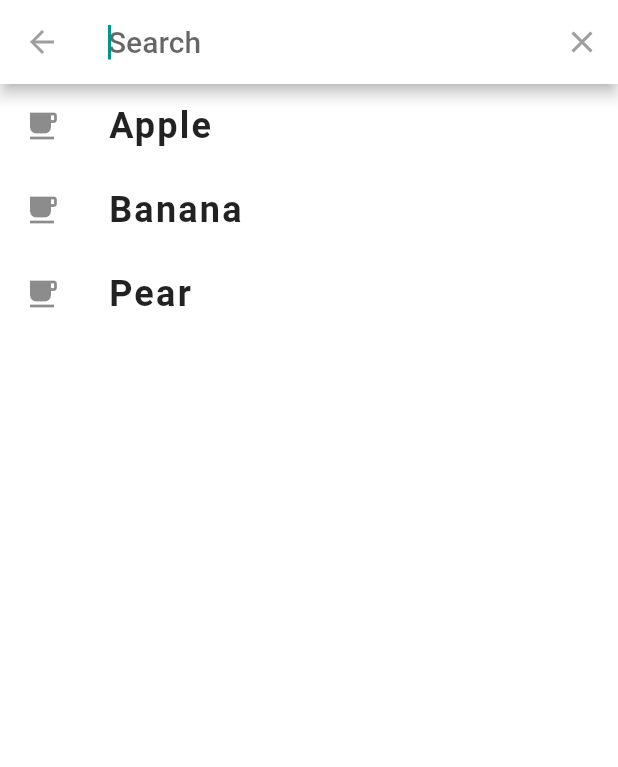
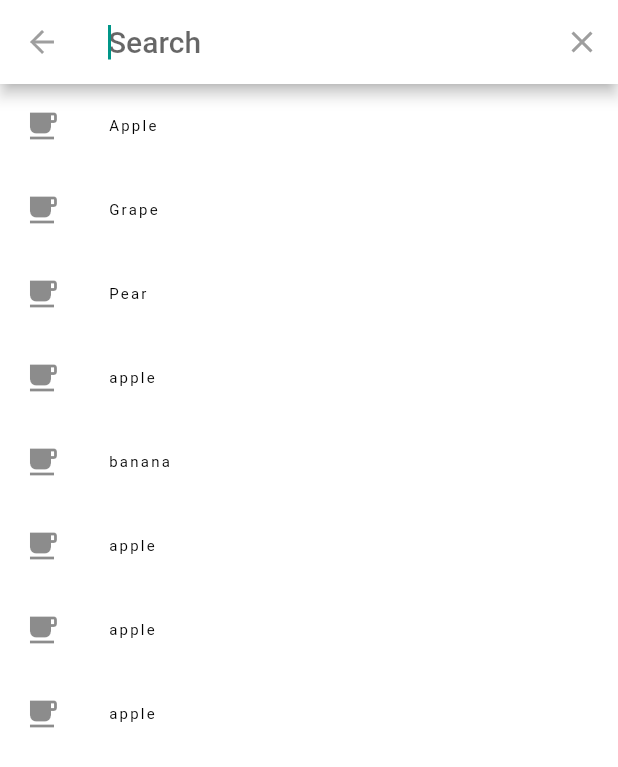
Before and after one commit to AsthaGarg16/CZ3002-FIT, a Flutter app: the HomePage screen opened directly, after a tap on the "search" icon, on a phone screen of 412 x 824 dp. Shown: the top 767 px of the screen. Run offline on Flutter 3.47's test engine with Material 2 defaults, Android fonts, the phone set to English and light mode, and no system bars; our stand-ins replace cloud_firestore, firebase_auth, firebase_core, flutter_speed_dial; accounts and stored records are empty; Roboto replaces fonts that are missing (mw).

Commit message:
search inventory

```diff
--- a/fit/lib/UI/FoodInventory.dart
+++ b/fit/lib/UI/FoodInventory.dart
@@ -2,10 +2,6 @@ import 'package:flutter/material.dart';
 import 'package:flutter_speed_dial/flutter_speed_dial.dart';
 import 'FoodCard.dart';
 
-
-class FoodInventory extends StatefulWidget {
-
-  FoodInventory({Key? key}) : super(key: key);
 
 List<Map<String, dynamic>> foodList = [
   {
@@ -66,6 +62,12 @@ class FoodInventory extends StatefulWidget {
   }
 ];
 
+class FoodInventory extends StatefulWidget {
+
+  FoodInventory({Key? key}) : super(key: key);
+
+
+
   @override
   _FoodInventoryState createState() => new _FoodInventoryState();
 }
@@ -104,10 +106,10 @@ class _FoodInventoryState extends State<FoodInventory> {
         ),
         body: TabBarView(
           children: List<Widget>.generate(numCompartments + 1, (int index) {
-            List<Map<String, dynamic>> filteredData = widget.foodList;
+            List<Map<String, dynamic>> filteredData = foodList;
 
             if (index > 0) {
-              filteredData = widget.foodList
+              filteredData = foodList
                   .where((item) => item["compartment"] == index)
                   .toList();
             }
@@ -216,7 +218,8 @@ class InventorySearch extends SearchDelegate<String>{
 
   @override
   Widget buildSuggestions(BuildContext context) {
-    final suggestionList = items.where((p) => p.toLowerCase().startsWith(query)).toList();
+    // final suggestionList = items.where((p) => p.toLowerCase().startsWith(query)).toList();
+    final suggestionList = foodList.where((p) => p["title"].toLowerCase().startsWith(query)).toList();
 
     return ListView.builder(
         itemBuilder: (context, index) => ListTile(
@@ -226,11 +229,11 @@ class InventorySearch extends SearchDelegate<String>{
           leading: const Icon(Icons.free_breakfast),
           title: RichText(
             text: TextSpan(
-              text: suggestionList[index].substring(0, query.length),
+              text: suggestionList[index]["title"].substring(0, query.length),
               style: Theme.of(context).textTheme.labelMedium,
               children: [TextSpan(
-                text: suggestionList[index].substring(query.length),
-                style: Theme.of(context).textTheme.subtitle2,
+                text: suggestionList[index]["title"].substring(query.length),
+                style: Theme.of(context).textTheme.labelSmall,
               )]
             )
           ),
--- a/fit/lib/UI/HomePage.dart
+++ b/fit/lib/UI/HomePage.dart
@@ -74,14 +74,14 @@ class _HomePageState extends State<HomePage> {
             // title: customSearchBar,
             // centerTitle: centerTitle,
             centerTitle: true,
-            actions: <Widget>[
+            actions: _currentIndex == 0 ? <Widget>[
               IconButton(
                   onPressed: (){
                     showSearch(context: context, delegate: InventorySearch());
                   },
                   icon: const Icon(Icons.search)
               )
-            ]
+            ] : []
             // actions: _currentIndex == 0 ? [
             //   IconButton(
             //     onPressed: (){
```
Lines whose indentation alone changed are shown as unchanged.
